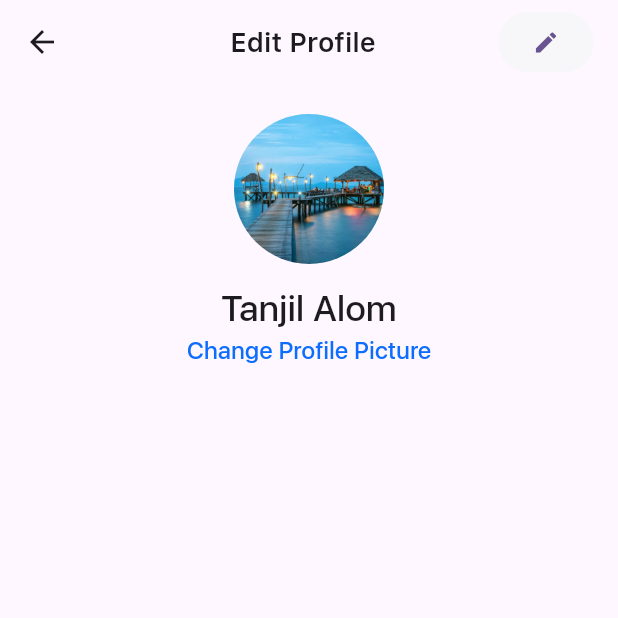
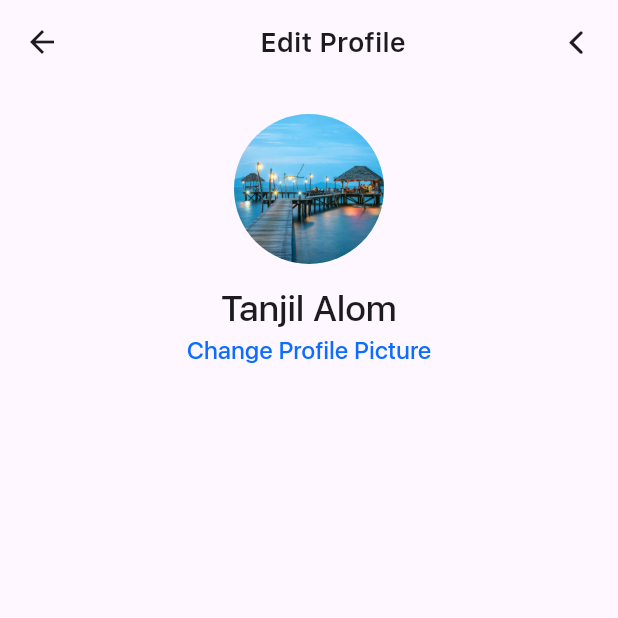
Before and after one commit to tanjilalom/Travel-App, a Flutter app: the screen it shows after launch, item 4 of the bottom bar chosen, after a tap on the "edit" icon, on a phone screen of 412 x 824 dp, the top half of it. Run offline on Flutter 3.47's test engine with Material 3 defaults, Android fonts, the phone set to English and light mode, and no system bars; our stand-ins replace easy_date_timeline, get, google_fonts.

Commit message:
design updated

```diff
--- a/lib/main.dart
+++ b/lib/main.dart
@@ -49,7 +49,7 @@ class _BottomNavBarScreenState extends State<BottomNavBarScreen> {
     //PopularPackageScreen(),
     HomeScreen(),
     ScheduleScreen(),
-    SearchScreen(),
+    PopularPackageScreen(),
     ProfileScreen(),
   ];
 
@@ -70,9 +70,9 @@ class _BottomNavBarScreenState extends State<BottomNavBarScreen> {
               backgroundColor: Colors.white,
               icon: Icon(CupertinoIcons.home), label: 'Home'),
           BottomNavigationBarItem(
-              icon: Icon(CupertinoIcons.calendar), label:'Calender'),
+              icon: Icon(Icons.calendar_today_outlined), label:'Calender'),
           BottomNavigationBarItem(
-              icon: Icon(CupertinoIcons.search), label:'Search'),
+              icon: Icon(Icons.hotel_outlined), label:'Packages'),
           BottomNavigationBarItem(
               icon: Icon(CupertinoIcons.person), label:'Profile'),
         ],
--- a/lib/view/screen/editprofile_screen.dart
+++ b/lib/view/screen/editprofile_screen.dart
@@ -1,5 +1,6 @@
 import 'package:flutter/cupertino.dart';
 import 'package:flutter/material.dart';
+import 'package:get/get.dart';
 
 class EditprofileScreen extends StatefulWidget {
   const EditprofileScreen({super.key});
@@ -13,7 +14,6 @@ class _EditprofileScreenState extends State<EditprofileScreen> {
   Widget build(BuildContext context) {
     return Scaffold(
       appBar: AppBar(
-
         title: Row(
           mainAxisAlignment: MainAxisAlignment.spaceBetween,
           children: [
@@ -22,11 +22,9 @@ class _EditprofileScreenState extends State<EditprofileScreen> {
               'Edit Profile',
               style: TextStyle(fontSize: 18, fontWeight: FontWeight.w600),
             ),
-            TextButton(
-              onPressed: () {},
-              child: Icon(Icons.edit),
-              style: ElevatedButton.styleFrom(
-                backgroundColor: Color(0xfff7f7f9),
+            InkWell(
+              onTap: () => Get.back(),
+              child: Icon(CupertinoIcons.back,
               ),
             ),
           ],
--- a/lib/view/screen/home_screen.dart
+++ b/lib/view/screen/home_screen.dart
@@ -1,6 +1,10 @@
 import 'package:flutter/cupertino.dart';
 import 'package:flutter/material.dart';
+import 'package:flutter/widgets.dart';
+import 'package:get/get.dart';
 import 'package:google_fonts/google_fonts.dart';
+import 'package:travelapp/view/screen/popular_package_screen.dart';
+import 'package:travelapp/view/screen/popular_places_screen.dart';
 
 class HomeScreen extends StatelessWidget {
   const HomeScreen({super.key});
@@ -114,18 +118,23 @@ class HomeScreen extends StatelessWidget {
                     'Best Destination',
                     style: TextStyle(fontSize: 20, fontWeight: FontWeight.w600),
                   ),
-                  Text(
-                    'View all',
-                    style: TextStyle(
-                        fontSize: 14,
-                        fontWeight: FontWeight.w400,
-                        color: Colors.blue),
+                  InkWell(
+                    //onTap: ()=> Get.to(PopularPackageScreen()),
+                    onTap: ()=> Navigator.push(
+                      context, CupertinoPageRoute(builder: (context) => PopularPlacesScreen(),)),
+                    child: Text(
+                      'View all',
+                      style: TextStyle(
+                          fontSize: 14,
+                          fontWeight: FontWeight.w400,
+                          color: Colors.blue),
+                    ),
                   ),
                 ],
               ),
             ),
             SizedBox(
-              height: 16,
+              height: 32,
             ),
             Container(
               height: 384,
--- a/lib/view/screen/profile_screen.dart
+++ b/lib/view/screen/profile_screen.dart
@@ -1,5 +1,6 @@
 import 'package:flutter/cupertino.dart';
 import 'package:flutter/material.dart';
+import 'package:get/get.dart';
 import 'package:travelapp/model/profileList_model.dart';
 import 'package:travelapp/view/screen/editprofile_screen.dart';
 
@@ -13,11 +14,9 @@ class ProfileScreen extends StatelessWidget {
         title: Row(
           mainAxisAlignment: MainAxisAlignment.spaceBetween,
           children: [
-            TextButton(
-              onPressed: () {},
-              child: Icon(CupertinoIcons.back),
-              style: ElevatedButton.styleFrom(
-                backgroundColor: Color(0xfff7f7f9),
+            InkWell(
+              onTap: () => Get.back(),
+              child: Icon(CupertinoIcons.back,
               ),
             ),
             Text(
```
Also changed, not shown: lib/view/screen/forget_passward_screen.dart (+4 -5 lines), lib/view/screen/popular_package_screen.dart (+4 -5 lines), lib/view/screen/popular_places_screen.dart (+3 -5 lines), lib/view/screen/schedule_screen.dart (+3 -6 lines).
